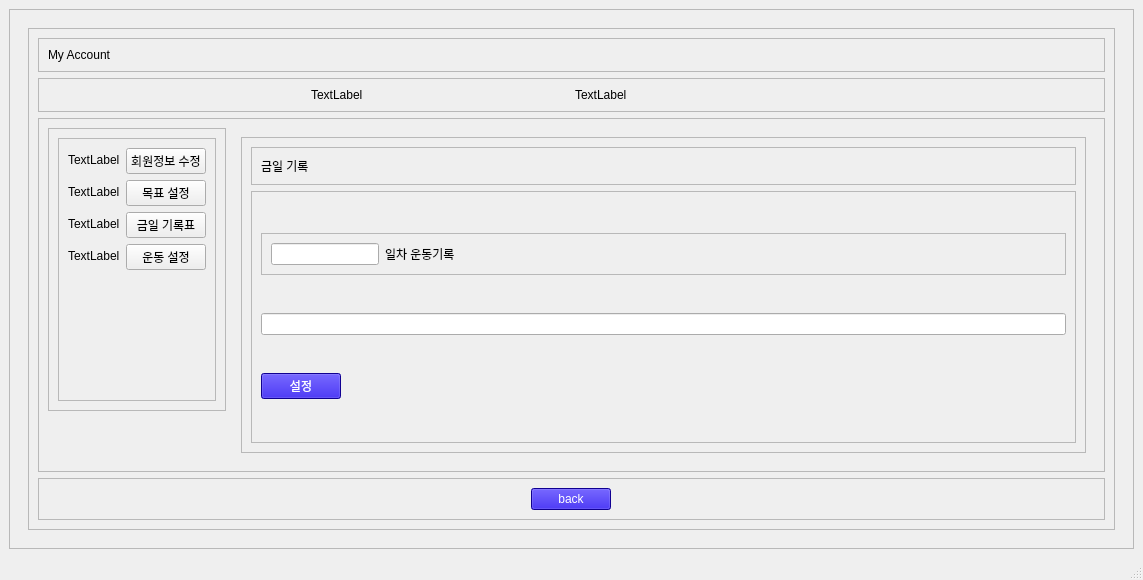
Qt form client/ui/main_page.ui (addinedu-ros-8th/deeplearning-repo-1) before a commit.
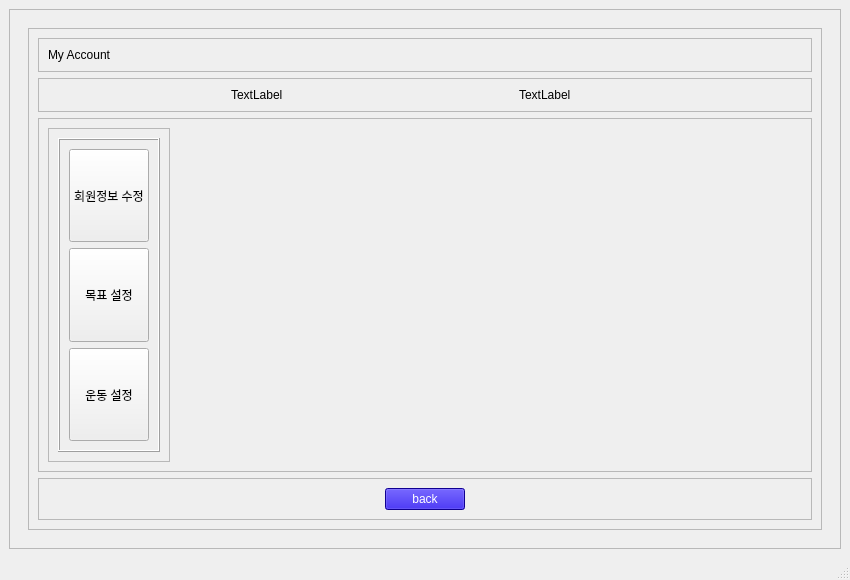
The same form after that commit. The open tabs and pages were chosen to show the change.

The edit to the form file:
```diff
--- a/client/ui/main_page.ui
+++ b/client/ui/main_page.ui
@@ -6,7 +6,7 @@
    <rect>
     <x>0</x>
     <y>0</y>
-    <width>1143</width>
+    <width>850</width>
     <height>580</height>
    </rect>
   </property>
@@ -1228,14 +1228,33 @@
                   </widget>
                  </item>
                  <item>
-                  <widget class="QLabel" name="label_34">
+                  <widget class="QLabel" name="lb_tier">
+                   <property name="maximumSize">
+                    <size>
+                     <width>100</width>
+                     <height>100</height>
+                    </size>
+                   </property>
                    <property name="text">
                     <string>TextLabel</string>
                    </property>
                   </widget>
                  </item>
                  <item>
-                  <widget class="QLabel" name="label_33">
+                  <widget class="QLabel" name="label_2">
+                   <property name="text">
+                    <string/>
+                   </property>
+                  </widget>
+                 </item>
+                 <item>
+                  <widget class="QLabel" name="lb_name_2">
+                   <property name="maximumSize">
+                    <size>
+                     <width>100</width>
+                     <height>100</height>
+                    </size>
+                   </property>
                    <property name="text">
                     <string>TextLabel</string>
                    </property>
@@ -1270,73 +1289,76 @@
                    </property>
                    <layout class="QHBoxLayout" name="horizontalLayout_16">
                     <item>
-                     <widget class="QFrame" name="frame_31">
+                     <widget class="QFrame" name="profile_frame">
+                      <property name="sizePolicy">
+                       <sizepolicy hsizetype="Expanding" vsizetype="Expanding">
+                        <horstretch>0</horstretch>
+                        <verstretch>0</verstretch>
+                       </sizepolicy>
+                      </property>
                       <property name="frameShape">
-                       <enum>QFrame::StyledPanel</enum>
+                       <enum>QFrame::Box</enum>
                       </property>
                       <property name="frameShadow">
                        <enum>QFrame::Raised</enum>
                       </property>
                       <layout class="QVBoxLayout" name="verticalLayout_10">
+                       <property name="spacing">
+                        <number>6</number>
+                       </property>
+                       <property name="sizeConstraint">
+                        <enum>QLayout::SetMaximumSize</enum>
+                       </property>
                        <item>
-                        <layout class="QFormLayout" name="formLayout_4">
-                         <item row="0" column="0">
-                          <widget class="QLabel" name="label_36">
-                           <property name="text">
-                            <string>TextLabel</string>
-                           </property>
-                          </widget>
-                         </item>
-                         <item row="0" column="1">
-                          <widget class="QPushButton" name="btn_modify">
-                           <property name="text">
-                            <string>회원정보 수정</string>
-                           </property>
-                          </widget>
-                         </item>
-                         <item row="1" column="0">
-                          <widget class="QLabel" name="label_39">
-                           <property name="text">
-                            <string>TextLabel</string>
-                           </property>
-                          </widget>
-                         </item>
-                         <item row="1" column="1">
-                          <widget class="QPushButton" name="btn_goal">
-                           <property name="text">
-                            <string>목표 설정</string>
-                           </property>
-                          </widget>
-                         </item>
-                         <item row="2" column="0">
-                          <widget class="QLabel" name="label_37">
-                           <property name="text">
-                            <string>TextLabel</string>
-                           </property>
-                          </widget>
-                         </item>
-                         <item row="2" column="1">
-                          <widget class="QPushButton" name="btn_todayrecord">
-                           <property name="text">
-                            <string>금일 기록표</string>
-                           </property>
-                          </widget>
-                         </item>
-                         <item row="3" column="0">
-                          <widget class="QLabel" name="label_35">
-                           <property name="text">
-                            <string>TextLabel</string>
-                           </property>
-                          </widget>
-                         </item>
-                         <item row="3" column="1">
-                          <widget class="QPushButton" name="btn_config">
-                           <property name="text">
-                            <string>운동 설정</string>
-                           </property>
-                          </widget>
-                         </item>
-                        </layout>
+                        <widget class="QPushButton" name="btn_modify">
+                         <property name="sizePolicy">
+                          <sizepolicy hsizetype="Minimum" vsizetype="Fixed">
+                           <horstretch>0</horstretch>
+                           <verstretch>0</verstretch>
+                          </sizepolicy>
+                         </property>
+                         <property name="maximumSize">
+                          <size>
+                           <width>100</width>
+                           <height>100</height>
+                          </size>
+                         </property>
+                         <property name="text">
+                          <string>회원정보 수정</string>
+                         </property>
+                         <property name="iconSize">
+                          <size>
+                           <width>16</width>
+                           <height>16</height>
+                          </size>
+                         </property>
+                        </widget>
+                       </item>
+                       <item>
+                        <widget class="QPushButton" name="btn_goal">
+                         <property name="maximumSize">
+                          <size>
+                           <width>100</width>
+                           <height>100</height>
+                          </size>
+                         </property>
+                         <property name="text">
+                          <string>목표 설정</string>
+                         </property>
+                        </widget>
+                       </item>
+                       <item>
+                        <widget class="QPushButton" name="btn_config">
+                         <property name="maximumSize">
+                          <size>
+                           <width>100</width>
+                           <height>100</height>
+                          </size>
+                         </property>
+                         <property name="text">
+                          <string>운동 설정</string>
+                         </property>
+                        </widget>
                        </item>
                       </layout>
                      </widget>
@@ -1679,112 +1701,7 @@
                     </layout>
                    </widget>
                    <widget class="QWidget" name="pg_record">
-                    <layout class="QGridLayout" name="gridLayout_15">
-                     <item row="0" column="0">
-                      <widget class="QFrame" name="frame_38">
-                       <property name="frameShape">
-                        <enum>QFrame::StyledPanel</enum>
-                       </property>
-                       <property name="frameShadow">
-                        <enum>QFrame::Raised</enum>
-                       </property>
-                       <layout class="QVBoxLayout" name="verticalLayout_15">
-                        <item>
-                         <widget class="QFrame" name="frame_39">
-                          <property name="sizePolicy">
-                           <sizepolicy hsizetype="Preferred" vsizetype="Maximum">
-                            <horstretch>0</horstretch>
-                            <verstretch>0</verstretch>
-                           </sizepolicy>
-                          </property>
-                          <property name="frameShape">
-                           <enum>QFrame::StyledPanel</enum>
-                          </property>
-                          <property name="frameShadow">
-                           <enum>QFrame::Raised</enum>
-                          </property>
-                          <layout class="QGridLayout" name="gridLayout_16">
-                           <item row="0" column="0">
-                            <widget class="QLabel" name="label_43">
-                             <property name="text">
-                              <string>금일 기록</string>
-                             </property>
-                            </widget>
-                           </item>
-                          </layout>
-                         </widget>
-                        </item>
-                        <item>
-                         <widget class="QFrame" name="frame_40">
-                          <property name="frameShape">
-                           <enum>QFrame::StyledPanel</enum>
-                          </property>
-                          <property name="frameShadow">
-                           <enum>QFrame::Raised</enum>
-                          </property>
-                          <layout class="QVBoxLayout" name="verticalLayout_14">
-                           <item>
-                            <widget class="QFrame" name="frame_41">
-                             <property name="sizePolicy">
-                              <sizepolicy hsizetype="Preferred" vsizetype="Maximum">
-                               <horstretch>0</horstretch>
-                               <verstretch>0</verstretch>
-                              </sizepolicy>
-                             </property>
-                             <property name="frameShape">
-                              <enum>QFrame::StyledPanel</enum>
-                             </property>
-                             <property name="frameShadow">
-                              <enum>QFrame::Raised</enum>
-                             </property>
-                             <layout class="QHBoxLayout" name="horizontalLayout_19">
-                              <item>
-                               <widget class="QLineEdit" name="lineEdit_2">
-                                <property name="sizePolicy">
-                                 <sizepolicy hsizetype="Maximum" vsizetype="Maximum">
-                                  <horstretch>0</horstretch>
-                                  <verstretch>0</verstretch>
-                                 </sizepolicy>
-                                </property>
-                               </widget>
-                              </item>
-                              <item>
-                               <widget class="QLabel" name="label_44">
-                                <property name="text">
-                                 <string>일차 운동기록</string>
-                                </property>
-                               </widget>
-                              </item>
-                             </layout>
-                            </widget>
-                           </item>
-                           <item>
-                            <widget class="QLineEdit" name="lineEdit_3"/>
-                           </item>
-                           <item>
-                            <widget class="QPushButton" name="record_setup">
-                             <property name="sizePolicy">
-                              <sizepolicy hsizetype="Maximum" vsizetype="Fixed">
-                               <horstretch>0</horstretch>
-                               <verstretch>0</verstretch>
-                              </sizepolicy>
-                             </property>
-                             <property name="styleSheet">
-                              <string notr="true">background-color: rgb(23, 0, 203);
-color: white;</string>
-                             </property>
-                             <property name="text">
-                              <string>설정</string>
-                             </property>
-                            </widget>
-                           </item>
-                          </layout>
-                         </widget>
-                        </item>
-                       </layout>
-                      </widget>
-                     </item>
-                    </layout>
+                    <layout class="QGridLayout" name="gridLayout_15"/>
                    </widget>
                   </widget>
                  </item>
```
Left out of the diff: 16 changed lines with no effect on the pictures.
